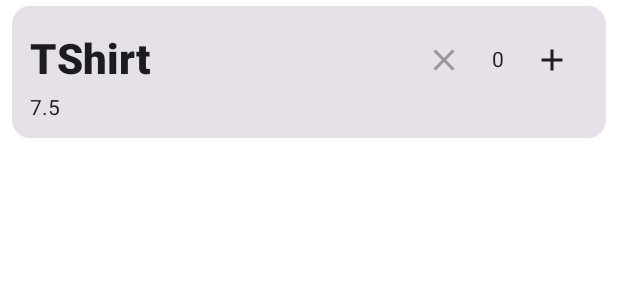
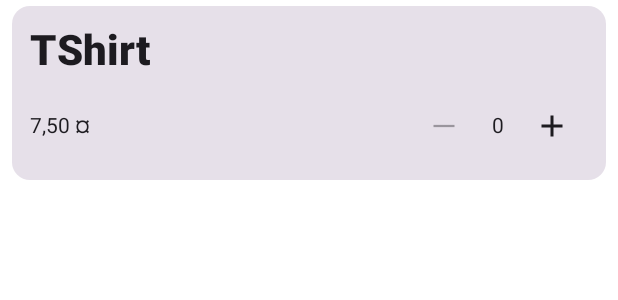
Before and after one commit to dovdtel87/products, an Android app built with Jetpack Compose: the @Preview function CardContentPreview, on a phone screen of 412 x 824 dp. Shown: the top 300 px of the screen. Run offline under Robolectric (Android 15) with nearby library versions, the phone set to English and light mode, and no system bars.

Commit message:
Improves the UI

```diff
--- a/app/src/main/java/com/example/products/products/ui/list/ListProductsScreen.kt
+++ b/app/src/main/java/com/example/products/products/ui/list/ListProductsScreen.kt
@@ -1,8 +1,5 @@
 package com.example.products.products.ui.list
 
-import androidx.compose.animation.animateContentSize
-import androidx.compose.animation.core.Spring
-import androidx.compose.animation.core.spring
 import androidx.compose.foundation.layout.Arrangement
 import androidx.compose.foundation.layout.Column
 import androidx.compose.foundation.layout.Row
@@ -23,8 +20,6 @@ import androidx.compose.material3.MaterialTheme
 import androidx.compose.material3.Surface
 import androidx.compose.material3.Text
 import androidx.compose.runtime.Composable
-import androidx.compose.runtime.mutableStateOf
-import androidx.compose.runtime.remember
 import androidx.compose.ui.Alignment
 import androidx.compose.ui.Modifier
 import androidx.compose.ui.text.font.FontWeight
@@ -35,11 +30,10 @@ import androidx.hilt.navigation.compose.hiltViewModel
 import com.example.products.products.data.model.Product
 import com.example.products.ui.theme.ProductsTheme
 import androidx.lifecycle.compose.collectAsStateWithLifecycle
-import androidx.compose.material.icons.filled.Add
-
-import androidx.compose.material.icons.Icons.Default
-import androidx.compose.material.icons.filled.Close
-import androidx.compose.material.icons.filled.Person
+import androidx.compose.ui.res.painterResource
+import androidx.compose.ui.res.stringResource
+import com.example.products.R
+import com.example.products.products.data.extensions.formatPriceAsEuro
 
 @Composable
 fun ListProductsScreen(
@@ -101,7 +95,7 @@ private fun ListProducts(
                 ) {
                     Button(onClick = onNavigateToCheckout) {
                         Text(
-                            text = "Total: $totalPrice" //TODO MOVE STRING TO STRINGS
+                            text =  stringResource(R.string.total_price, totalPrice.formatPriceAsEuro())
                         )
                     }
                 }
@@ -117,62 +111,68 @@ private fun CardContent(
 ) {
     Card(
         modifier = Modifier
-            .fillMaxWidth(1f)
+            .fillMaxWidth()
             .padding(vertical = 4.dp, horizontal = 8.dp)
     ) {
         Column(
-            modifier = Modifier
-                .padding(12.dp)
-                .animateContentSize(
-                    animationSpec = spring(
-                        dampingRatio = Spring.DampingRatioMediumBouncy,
-                        stiffness = Spring.StiffnessLow
-                    )
-                )
-        ) {
-            Row(
-                modifier = Modifier.fillMaxWidth(),
-                horizontalArrangement = Arrangement.SpaceBetween,
-                verticalAlignment = Alignment.CenterVertically
-            ) {
+            modifier = Modifier.padding(12.dp),
+            verticalArrangement = Arrangement.spacedBy(8.dp),
+            content = {
                 Text(
                     text = product.name,
                     style = MaterialTheme.typography.headlineMedium.copy(
                         fontWeight = FontWeight.ExtraBold
                     )
                 )
+                Row(
+                    modifier = Modifier.fillMaxWidth(),
+                    horizontalArrangement = Arrangement.SpaceBetween,
+                    verticalAlignment = Alignment.CenterVertically,
+                    content = {
+                        Text(text = product.price.formatPriceAsEuro())
+                        QuantityButtonRow(
+                            quantity = product.quantity,
+                            onAddItem = { onAddItem(product.code) },
+                            onRemoveItem = { onRemoveItem(product.code) }
+                        )
+                    }
+                )
+
+                product.discount?.let { discount ->
+                    Text(text = discount)
+                }
+            }
+        )
+    }
+}
+
+@Composable
+private fun QuantityButtonRow(
+    quantity: Int,
+    onAddItem: () -> Unit,
+    onRemoveItem: () -> Unit
+) {
     Row(verticalAlignment = Alignment.CenterVertically) {
         IconButton(
-                        onClick = {
-                            onRemoveItem(product.code)
-                      },
-                        enabled = product.quantity > 0
+            onClick = onRemoveItem,
+            enabled = quantity > 0
         ) {
             Icon(
-                            Icons.Default.Close,
+                painter = painterResource(R.drawable.remove),
                 contentDescription = "Minus"
             )
         }
         Text(
-                        text = product.quantity.toString(),
+            text = quantity.toString(),
             modifier = Modifier.padding(horizontal = 8.dp)
         )
         IconButton(
-                        onClick = {
-                            onAddItem(product.code)
-                          },
+            onClick = onAddItem
         ) {
             Icon(
-                            Icons.Default.Add,
+                imageVector = Icons.Default.Add,
                 contentDescription = "Plus"
             )
-                    }
-                }
-            }
-            Text(text = product.price.toString())
-            product.discount?.let { discount ->
-                Text(text = discount)
-            }
         }
     }
 }
```
Lines whose indentation alone changed are shown as unchanged.
